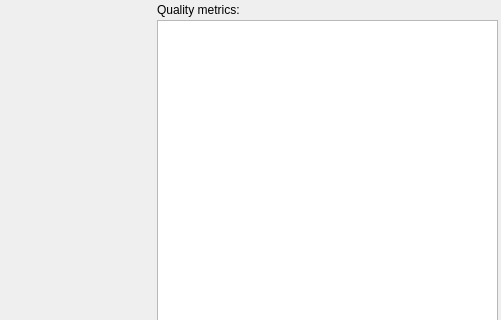
Qt form src/GSvar/ProcessedSampleWidget.ui (imgag/ngs-bits) before a commit; both pictures show x 449 to 950 and y 0 to 320 of the 950 by 841 pixel window.
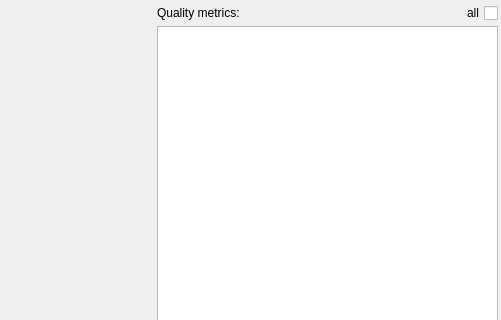
The same form after that commit. Custom widgets are drawn as their Qt base class.

The edit to the form file:
```diff
--- a/src/GSvar/ProcessedSampleWidget.ui
+++ b/src/GSvar/ProcessedSampleWidget.ui
@@ -242,11 +242,28 @@
         <number>3</number>
        </property>
        <item>
+        <layout class="QHBoxLayout" name="horizontalLayout" stretch="1,0">
+         <item>
         <widget class="QLabel" name="label">
          <property name="text">
           <string>Quality metrics:</string>
          </property>
         </widget>
+         </item>
+         <item>
+          <widget class="QCheckBox" name="qc_all">
+           <property name="toolTip">
+            <string>Show all instead of most important QC metrics.</string>
+           </property>
+           <property name="layoutDirection">
+            <enum>Qt::RightToLeft</enum>
+           </property>
+           <property name="text">
+            <string>all</string>
+           </property>
+          </widget>
+         </item>
+        </layout>
        </item>
        <item>
         <widget class="DBTableWidget" name="qc_table"/>
```
Left out of the diff: 4 changed lines with no effect on the pictures. Lines whose indentation alone changed are shown as unchanged.
